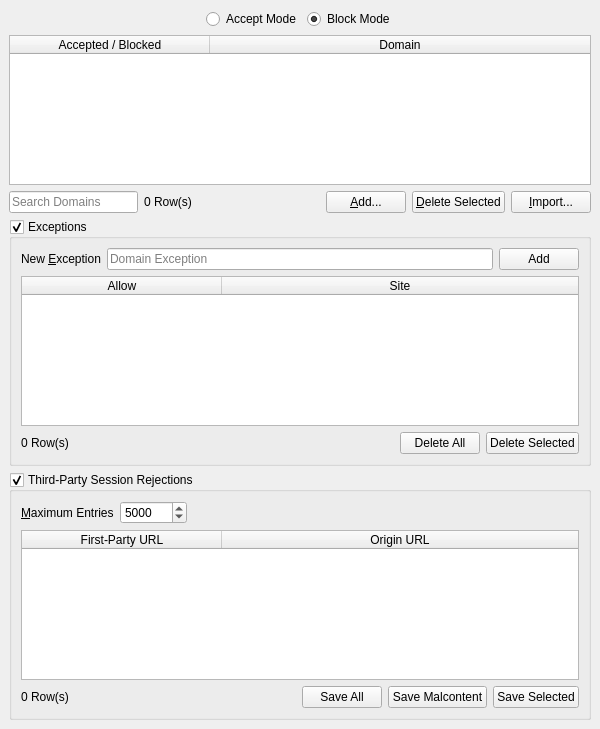
Above: UI/dooble_accepted_or_blocked_domains.ui from textbrowser/dooble before the change. Below: the same form after it.
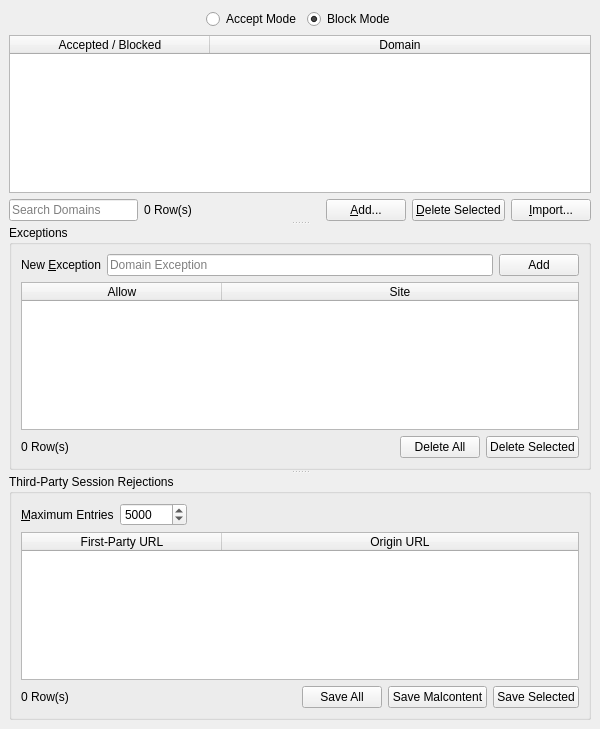
That is the form after the change. Icons and pictures are not drawn. Custom widgets are drawn as their Qt base class.

Commit message: Splitters are easy.

Diff of the .ui file:
```diff
--- a/UI/dooble_accepted_or_blocked_domains.ui
+++ b/UI/dooble_accepted_or_blocked_domains.ui
@@ -18,7 +18,7 @@
     <normaloff>:/Logo/dooble.png</normaloff>:/Logo/dooble.png</iconset>
   </property>
   <widget class="QWidget" name="centralwidget">
-   <layout class="QVBoxLayout" name="verticalLayout">
+   <layout class="QVBoxLayout" name="verticalLayout_3">
     <item>
      <layout class="QHBoxLayout" name="horizontalLayout_2">
       <item>
@@ -73,6 +73,13 @@
      </layout>
     </item>
     <item>
+     <widget class="QSplitter" name="splitter">
+      <property name="orientation">
+       <enum>Qt::Vertical</enum>
+      </property>
+      <widget class="QWidget" name="">
+       <layout class="QVBoxLayout" name="verticalLayout">
+        <item>
      <widget class="QTableWidget" name="table">
       <property name="tabKeyNavigation">
        <bool>false</bool>
@@ -177,14 +184,12 @@
       </item>
      </layout>
     </item>
-    <item>
+       </layout>
+      </widget>
      <widget class="QGroupBox" name="exceptions_group_box">
       <property name="title">
        <string>Exceptions</string>
       </property>
-      <property name="checkable">
-       <bool>true</bool>
-      </property>
       <layout class="QVBoxLayout" name="verticalLayout_15">
        <item>
         <layout class="QHBoxLayout" name="horizontalLayout_14">
@@ -307,8 +312,6 @@
        </item>
       </layout>
      </widget>
-    </item>
-    <item>
      <widget class="QGroupBox" name="third_party_session_rejections_group_box">
       <property name="toolTip">
        <string>&lt;html&gt;&lt;head/&gt;&lt;body&gt;&lt;p&gt;Rejected third-party cookie URLs are described in this region. The URLs exist for this session of Dooble only.&lt;/p&gt;&lt;/body&gt;&lt;/html&gt;</string>
@@ -316,9 +319,6 @@
       <property name="title">
        <string>Third-Party Session Rejections</string>
       </property>
-      <property name="checkable">
-       <bool>true</bool>
-      </property>
       <layout class="QVBoxLayout" name="verticalLayout_2">
        <item>
         <layout class="QHBoxLayout" name="horizontalLayout_4">
@@ -465,6 +465,7 @@
         </layout>
        </item>
       </layout>
+      </widget>
      </widget>
     </item>
    </layout>
```
Lines whose indentation alone changed are shown as unchanged. The commit also changes 2 other files.
